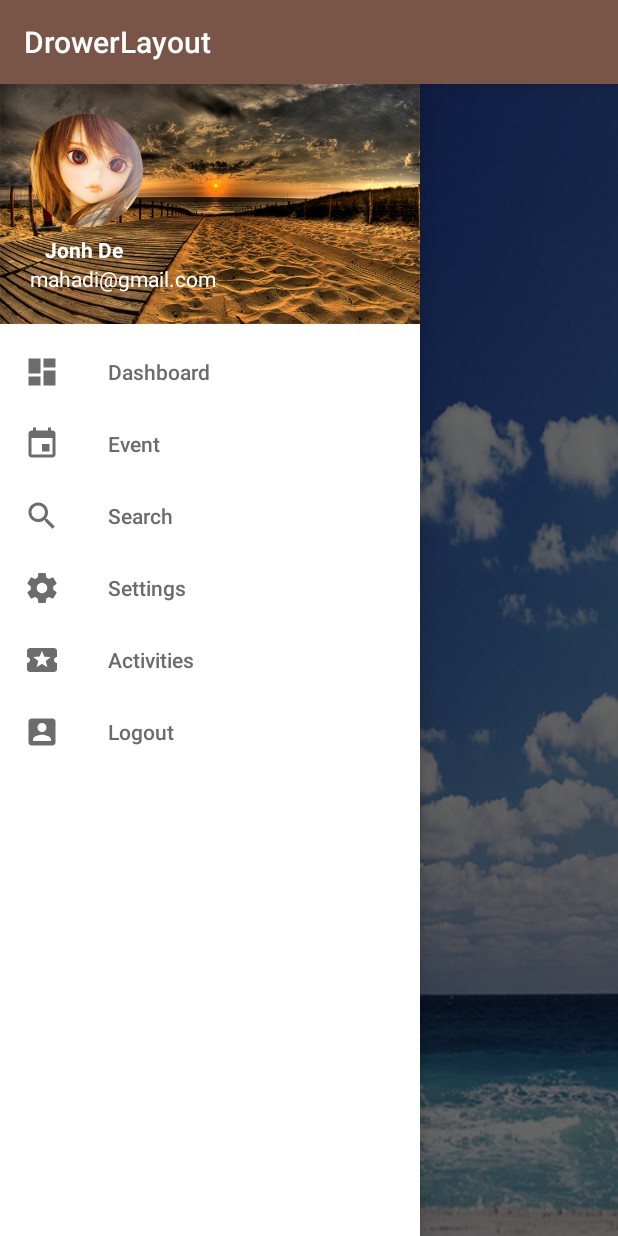
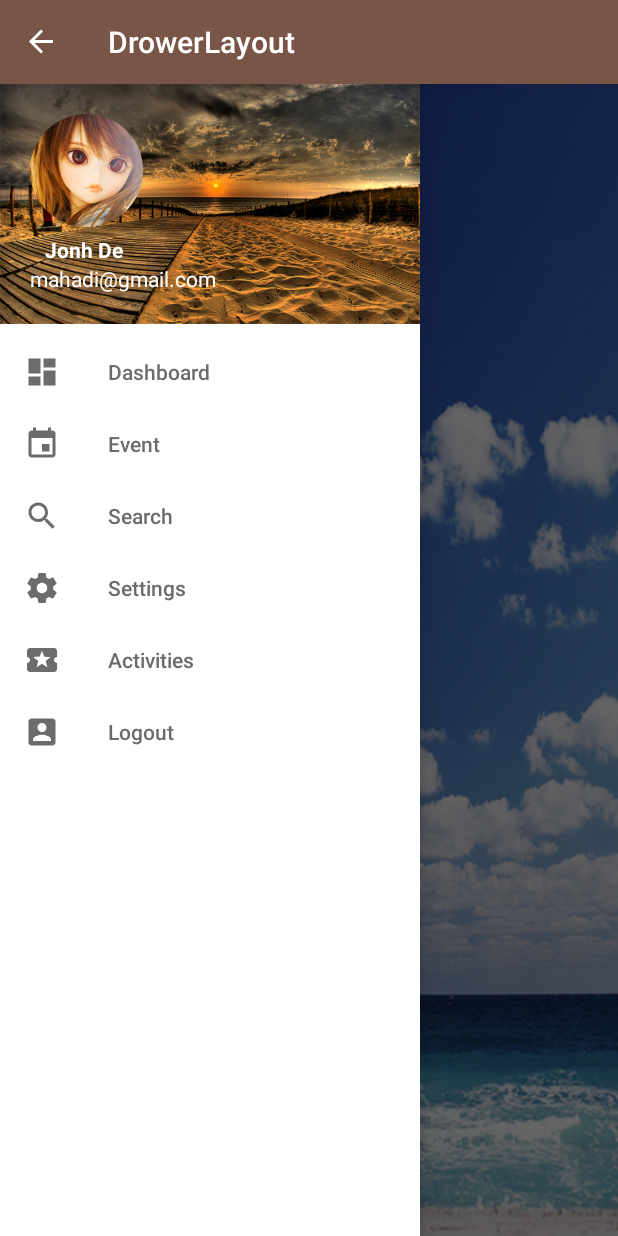
Before and after one commit to codermahadi/drawerNavigation, an Android app: the screen it shows after launch (MainActivity), in the side drawer, after a tap on "Event", on a phone screen of 412 x 824 dp. Run offline under Robolectric (Android 15) with nearby library versions, the phone set to English and light mode, and no system bars.

```diff
--- a/app/src/main/java/com/example/mahadi/drowerlayout/MainActivity.java
+++ b/app/src/main/java/com/example/mahadi/drowerlayout/MainActivity.java
@@ -1,13 +1,36 @@
 package com.example.mahadi.drowerlayout;
 
+import android.support.v4.widget.DrawerLayout;
+import android.support.v7.app.ActionBarDrawerToggle;
 import android.support.v7.app.AppCompatActivity;
 import android.os.Bundle;
+import android.view.Menu;
+import android.view.MenuItem;
 
 public class MainActivity extends AppCompatActivity {
+
+    private DrawerLayout myDrawerLayout;
+    private ActionBarDrawerToggle drawerToggle;
 
     @Override
     protected void onCreate(Bundle savedInstanceState) {
         super.onCreate(savedInstanceState);
         setContentView(R.layout.activity_main);
+
+        myDrawerLayout = (DrawerLayout) findViewById(R.id.drawer);
+        drawerToggle = new ActionBarDrawerToggle(this, myDrawerLayout, R.string.open, R.string.close);
+        myDrawerLayout.addDrawerListener(drawerToggle);
+        drawerToggle.syncState();
+        getSupportActionBar().setDisplayHomeAsUpEnabled(true);
     }
+
+    @Override
+    public boolean onOptionsItemSelected(MenuItem item) {
+        if (drawerToggle.onOptionsItemSelected(item)) {
+            return true;
+        }
+
+        return super.onOptionsItemSelected(item);
+    }
+
 }
--- a/app/src/main/res/layout/activity_main.xml
+++ b/app/src/main/res/layout/activity_main.xml
@@ -4,6 +4,7 @@
     xmlns:tools="http://schemas.android.com/tools"
     android:layout_width="match_parent"
     android:layout_height="match_parent"
+    android:id="@+id/drawer"
     tools:context="com.example.mahadi.drowerlayout.MainActivity">
 
     <LinearLayout
--- a/app/src/main/res/values/strings.xml
+++ b/app/src/main/res/values/strings.xml
@@ -1,3 +1,5 @@
 <resources>
     <string name="app_name">DrowerLayout</string>
+    <string name="open">Open</string>
+    <string name="close">Close</string>
 </resources>
```
